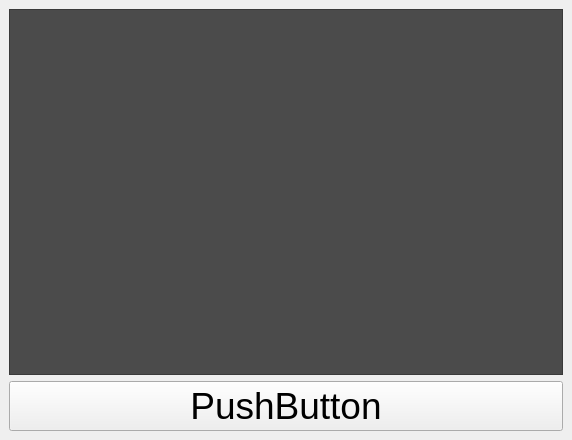
Above: gui3.ui from kyoko9000/54.-GUI-basic before the change. Below: the same form after it.
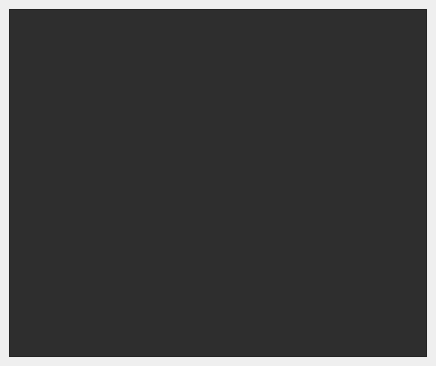
That is the form after the change.

Patch:
```diff
--- a/gui3.ui
+++ b/gui3.ui
@@ -6,31 +6,32 @@
    <rect>
     <x>0</x>
     <y>0</y>
-    <width>572</width>
-    <height>440</height>
+    <width>436</width>
+    <height>366</height>
    </rect>
   </property>
   <property name="windowTitle">
    <string>MainWindow</string>
   </property>
   <widget class="QWidget" name="centralwidget">
-   <layout class="QGridLayout" name="gridLayout">
-    <item row="0" column="0">
+   <layout class="QHBoxLayout" name="horizontalLayout">
+    <item>
      <widget class="QListWidget" name="listWidget">
-      <property name="styleSheet">
-       <string notr="true">background-color: rgb(75, 75, 75);</string>
-      </property>
-     </widget>
-    </item>
-    <item row="1" column="0">
-     <widget class="QPushButton" name="pushButton">
       <property name="font">
        <font>
-        <pointsize>28</pointsize>
+        <pointsize>20</pointsize>
        </font>
       </property>
-      <property name="text">
-       <string>PushButton</string>
+      <property name="styleSheet">
+       <string notr="true">QListWidget {
+      background-color: rgb(46, 46, 46);
+}
+QListWidget:hover {
+      background-color: rgb(50, 50, 50);
+}
+QListWidget:select {
+      background-color: rgb(0, 20, 163);
+}</string>
       </property>
      </widget>
     </item>
```
